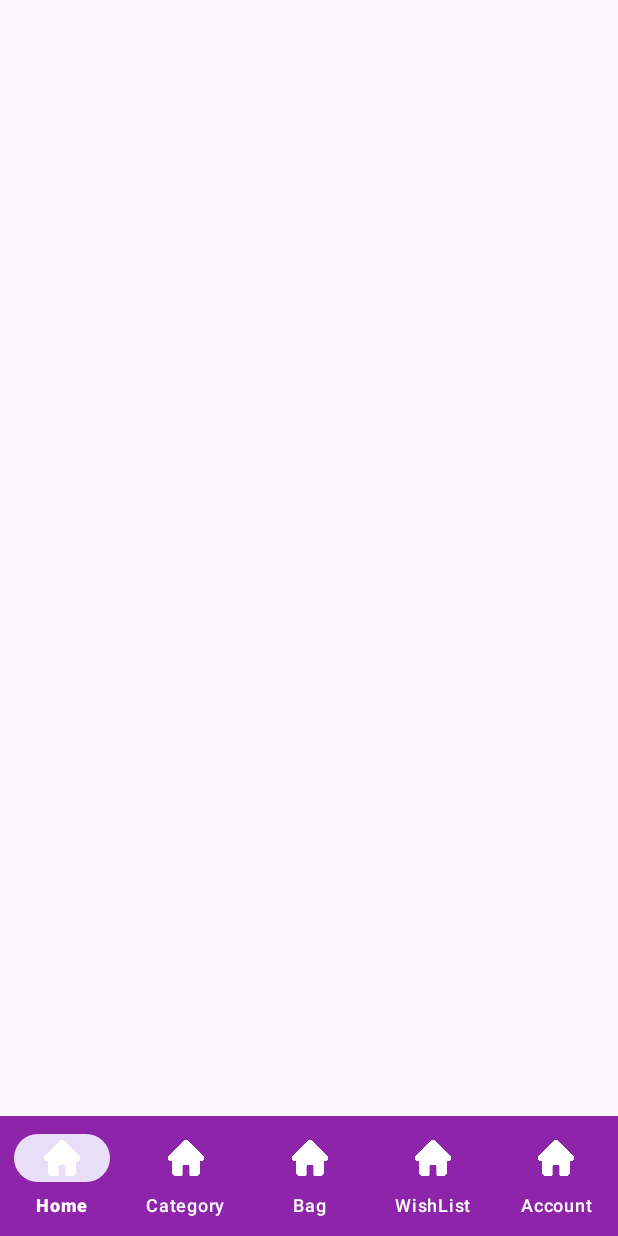
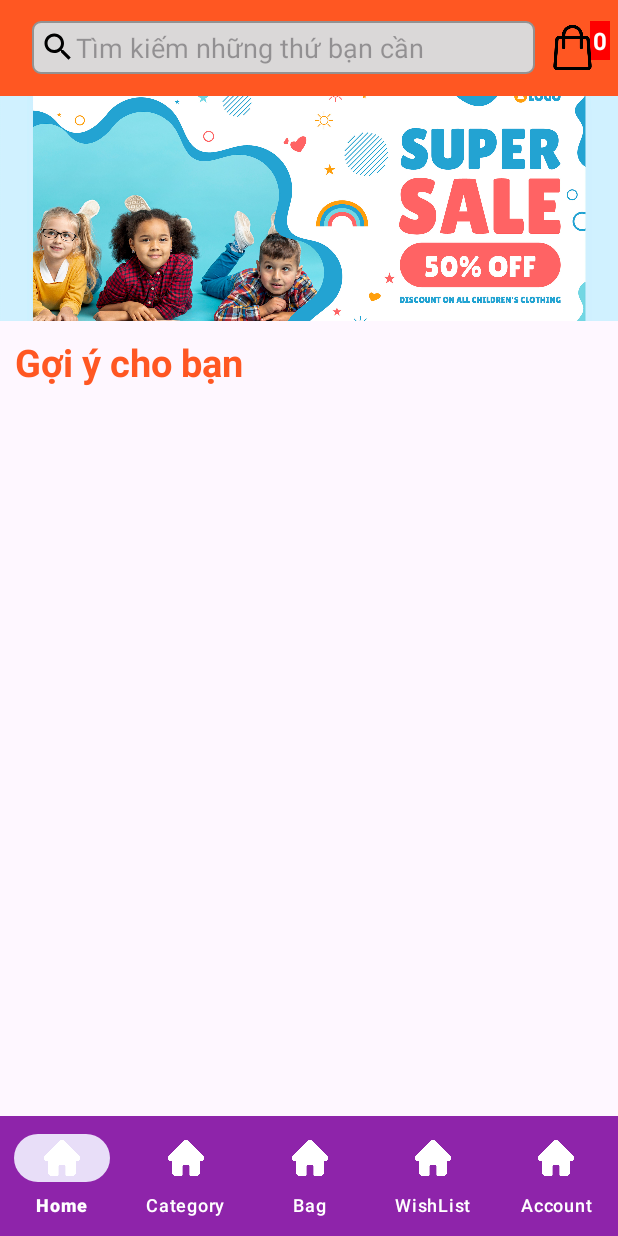
Before and after one commit to LeManhQuynh2004/KidsShop, an Android app: the screen it shows after launch (MainActivity), on a phone screen of 412 x 824 dp. Run offline under Robolectric (Android 15) with nearby library versions, the phone set to English and light mode, and no system bars.

Commit message:
commit home - fragment

```diff
--- a/app/build.gradle.kts
+++ b/app/build.gradle.kts
@@ -31,7 +31,7 @@ android {
 dependencies {
 
     implementation("androidx.appcompat:appcompat:1.6.1")
-    implementation("com.google.android.material:material:1.10.0")
+    implementation("com.google.android.material:material:1.8.0")
     implementation("androidx.constraintlayout:constraintlayout:2.1.4")
     testImplementation("junit:junit:4.13.2")
     androidTestImplementation("androidx.test.ext:junit:1.1.5")
--- /dev/null
+++ b/app/src/main/java/fpoly/group6_pro1122/kidsshop/Fragment/Home_Fragment.java
@@ -0,0 +1,57 @@
+package fpoly.group6_pro1122.kidsshop.Fragment;
+
+import android.os.Bundle;
+
+import androidx.fragment.app.Fragment;
+
+import android.os.Handler;
+import android.os.Looper;
+import android.util.Log;
+import android.view.LayoutInflater;
+import android.view.View;
+import android.view.ViewGroup;
+import android.widget.ImageView;
+
+import java.util.Arrays;
+
+import fpoly.group6_pro1122.kidsshop.R;
+
+public class Home_Fragment extends Fragment {
+    View view;
+    ImageView imageShow;
+    int index;
+
+    private Handler handler;
+
+    public static final String TAG = "Home_Fragment";
+    int[] imageResIds = {R.drawable.banner1, R.drawable.banner2, R.drawable.banner1,R.drawable.banner2};
+    @Override
+    public View onCreateView(LayoutInflater inflater, ViewGroup container,
+                             Bundle savedInstanceState) {
+        // Inflate the layout for this fragment
+        view = inflater.inflate(R.layout.fragment_home, container, false);
+        imageShow = view.findViewById(R.id.imageShow);
+        imageShow.setImageResource(R.drawable.banner1);
+        handler = new Handler(Looper.getMainLooper());
+        startRead();
+        return view;
+    }
+
+    private void startRead() {
+        handler.postDelayed(new Runnable() {
+            @Override
+            public void run() {
+                play();
+                startRead();
+            }
+        }, 3000);
+    }
+    public void play (){
+        index++;
+        if(index >= imageResIds.length){
+            index = 0;
+        }
+        Log.d(TAG, "play: "+index);
+        imageShow.setImageResource(imageResIds[index]);
+    }
+}
--- a/app/src/main/java/fpoly/group6_pro1122/kidsshop/MainActivity.java
+++ b/app/src/main/java/fpoly/group6_pro1122/kidsshop/MainActivity.java
@@ -4,10 +4,13 @@ import androidx.appcompat.app.AppCompatActivity;
 
 import android.os.Bundle;
 
+import fpoly.group6_pro1122.kidsshop.Fragment.Home_Fragment;
+
 public class MainActivity extends AppCompatActivity {
     @Override
     protected void onCreate(Bundle savedInstanceState) {
         super.onCreate(savedInstanceState);
         setContentView(R.layout.activity_main);
+        getSupportFragmentManager().beginTransaction().replace(R.id.fragment_container,new Home_Fragment()).commit();
     }
 }
--- /dev/null
+++ b/app/src/main/res/drawable/background_text_view_cart.xml
@@ -0,0 +1,10 @@
+<?xml version="1.0" encoding="utf-8"?>
+<selector xmlns:android="http://schemas.android.com/apk/res/android">
+    <item>
+        <shape android:shape="rectangle">
+            <corners android:radius="5dp"/>
+            <solid android:color="@color/gray"/>
+            <stroke android:color="@color/boder_gray" android:width="1dp"/>
+        </shape>
+    </item>
+</selector>
--- /dev/null
+++ b/app/src/main/res/drawable/baseline_search_24.xml
@@ -0,0 +1,5 @@
+<vector android:height="24dp" android:tint="#000000"
+    android:viewportHeight="24" android:viewportWidth="24"
+    android:width="24dp" xmlns:android="http://schemas.android.com/apk/res/android">
+    <path android:fillColor="@android:color/white" android:pathData="M15.5,14h-0.79l-0.28,-0.27C15.41,12.59 16,11.11 16,9.5 16,5.91 13.09,3 9.5,3S3,5.91 3,9.5 5.91,16 9.5,16c1.61,0 3.09,-0.59 4.23,-1.57l0.27,0.28v0.79l5,4.99L20.49,19l-4.99,-5zM9.5,14C7.01,14 5,11.99 5,9.5S7.01,5 9.5,5 14,7.01 14,9.5 11.99,14 9.5,14z"/>
+</vector>
--- /dev/null
+++ b/app/src/main/res/layout/fragment_home.xml
@@ -0,0 +1,90 @@
+<?xml version="1.0" encoding="utf-8"?>
+<ScrollView xmlns:android="http://schemas.android.com/apk/res/android"
+    xmlns:app="http://schemas.android.com/apk/res-auto"
+    xmlns:tools="http://schemas.android.com/tools"
+    android:layout_width="match_parent"
+    android:layout_height="match_parent"
+    tools:context=".Fragment.Home_Fragment">
+
+    <LinearLayout
+        android:layout_width="match_parent"
+        android:layout_height="wrap_content"
+        android:orientation="vertical">
+
+        <androidx.appcompat.widget.Toolbar
+            android:layout_width="match_parent"
+            android:layout_height="wrap_content"
+            android:background="@color/orange">
+
+            <LinearLayout
+                android:layout_width="match_parent"
+                android:layout_height="wrap_content"
+                android:orientation="horizontal"
+                android:padding="5dp">
+
+                <EditText
+                    android:layout_width="0dp"
+                    android:layout_height="wrap_content"
+                    android:layout_weight="1"
+                    android:background="@drawable/background_text_view_cart"
+                    android:drawableLeft="@drawable/baseline_search_24"
+                    android:hint="Tìm kiếm những thứ bạn cần"
+                    android:padding="5dp" />
+
+                <FrameLayout
+                    android:layout_width="wrap_content"
+                    android:layout_height="wrap_content">
+
+                    <TextView
+                        android:layout_width="wrap_content"
+                        android:layout_height="wrap_content"
+                        android:layout_gravity="right"
+                        android:background="@color/red"
+                        android:padding="2dp"
+                        android:text="0"
+                        android:textColor="@color/white"
+                        android:textSize="16dp"
+                        android:textStyle="bold" />/
+
+                    <ImageView
+                        android:layout_width="50dp"
+                        android:layout_height="35dp"
+                        android:src="@drawable/shopping" />
+                </FrameLayout>
+            </LinearLayout>
+        </androidx.appcompat.widget.Toolbar>
+
+
+            <ImageView
+                android:id="@+id/imageShow"
+                android:layout_width="match_parent"
+                android:layout_height="150dp"
+                android:adjustViewBounds="true"
+                android:scaleType="centerCrop"
+                android:src="@drawable/banner1"
+                app:layout_constraintEnd_toEndOf="parent"
+                app:layout_constraintStart_toStartOf="parent"
+                app:layout_constraintTop_toTopOf="parent" />
+
+
+
+        <LinearLayout
+            android:layout_width="match_parent"
+            android:layout_height="wrap_content"
+            android:orientation="vertical"
+            android:padding="10dp">
+
+            <TextView
+                android:layout_width="wrap_content"
+                android:layout_height="wrap_content"
+                android:text="Gợi ý cho bạn"
+                android:textColor="@color/orange"
+                android:textSize="25sp"
+                android:textStyle="bold" />
+
+            <androidx.recyclerview.widget.RecyclerView
+                android:layout_width="match_parent"
+                android:layout_height="match_parent" />
+        </LinearLayout>
+    </LinearLayout>
+</ScrollView>
--- a/app/src/main/res/values/colors.xml
+++ b/app/src/main/res/values/colors.xml
@@ -2,4 +2,8 @@
 <resources>
     <color name="black">#FF000000</color>
     <color name="white">#FFFFFFFF</color>
+    <color name="red">#FF0000</color>
+    <color name="gray">#DAD8D8</color>
+    <color name="orange">#FF5722</color>
+    <color name="boder_gray">#939292</color>
 </resources>
```
Also changed, not shown: app/src/main/res/layout/item_product.xml (added, +54 -0 lines), app/src/main/res/drawable/banner1.jpg (added), app/src/main/res/drawable/banner2.jpg (added), app/src/main/res/drawable/shopping.png (added).
